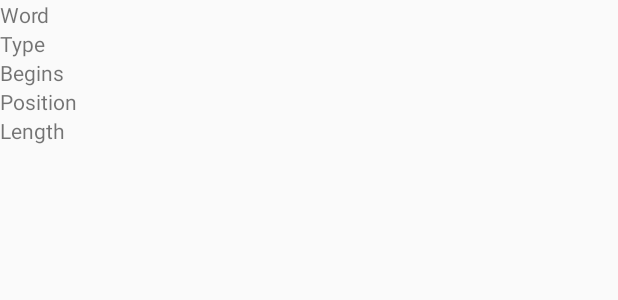
After one commit to sailsdima/Database, an Android app: the layout dialog_info_layout.xml on its own in the app's theme, with its tools: preview values and no code run, on a phone screen of 412 x 824 dp. The commit adds this screen. Shown: the top 300 px of the screen. Run offline under Robolectric (Android 15) with nearby library versions, the phone set to English and light mode, and no system bars.

Commit message:
Created dialog_info_layout.xml

```diff
--- a/app/src/main/java/com/example/sails/database/CheckActivity.java
+++ b/app/src/main/java/com/example/sails/database/CheckActivity.java
@@ -136,7 +136,10 @@ public class CheckActivity extends AppCompatActivity {
                 HashMap <String,String> hashMap = (HashMap <String,String>)listView.getItemAtPosition(i);
 
                 Log.d(LOG_TAG, hashMap.get("word") + "  " + hashMap.get("type") + "  " + hashMap.get("begins") + "  " + hashMap.get("length"));
-                }
+
+
+
+            }
         });
 
     }
--- /dev/null
+++ b/app/src/main/res/layout/dialog_info_layout.xml
@@ -0,0 +1,102 @@
+<?xml version="1.0" encoding="utf-8"?>
+<LinearLayout
+    xmlns:android="http://schemas.android.com/apk/res/android"
+    android:orientation="vertical"
+    android:layout_width="match_parent"
+    android:layout_height="match_parent">
+
+    <LinearLayout
+        android:orientation="horizontal"
+        android:layout_width="match_parent"
+        android:layout_height="wrap_content">
+
+        <TextView
+            android:layout_width="match_parent"
+            android:layout_height="wrap_content"
+            android:text="Word"
+            android:id="@+id/textViewDialog5"
+            android:layout_weight="1" />
+
+        <TextView
+            android:layout_width="match_parent"
+            android:layout_height="wrap_content"
+            android:id="@+id/textViewDialogWord"
+            android:layout_weight="1" />
+    </LinearLayout>
+
+    <LinearLayout
+        android:orientation="horizontal"
+        android:layout_width="match_parent"
+        android:layout_height="wrap_content" >
+
+        <TextView
+            android:layout_width="match_parent"
+            android:layout_height="wrap_content"
+            android:text="Type"
+            android:id="@+id/textView7"
+            android:layout_weight="1" />
+
+        <TextView
+            android:layout_width="match_parent"
+            android:layout_height="wrap_content"
+            android:id="@+id/textViewDialogType"
+            android:layout_weight="1" />
+    </LinearLayout>
+
+    <LinearLayout
+        android:orientation="horizontal"
+        android:layout_width="match_parent"
+        android:layout_height="wrap_content" >
+
+        <TextView
+            android:layout_width="match_parent"
+            android:layout_height="wrap_content"
+            android:text="Begins"
+            android:id="@+id/textView9"
+            android:layout_weight="1" />
+
+        <TextView
+            android:layout_width="match_parent"
+            android:layout_height="wrap_content"
+            android:id="@+id/textViewDialogBegins"
+            android:layout_weight="1" />
+    </LinearLayout>
+
+    <LinearLayout
+        android:orientation="horizontal"
+        android:layout_width="match_parent"
+        android:layout_height="wrap_content" >
+
+        <TextView
+            android:layout_width="match_parent"
+            android:layout_height="wrap_content"
+            android:text="Position"
+            android:id="@+id/textView11"
+            android:layout_weight="1" />
+
+        <TextView
+            android:layout_width="match_parent"
+            android:layout_height="wrap_content"
+            android:id="@+id/textViewDialogPosition"
+            android:layout_weight="1" />
+    </LinearLayout>
+
+    <LinearLayout
+        android:orientation="horizontal"
+        android:layout_width="match_parent"
+        android:layout_height="wrap_content" >
+
+        <TextView
+            android:layout_width="match_parent"
+            android:layout_height="wrap_content"
+            android:text="Length"
+            android:id="@+id/textView5"
+            android:layout_weight="1" />
+
+        <TextView
+            android:layout_width="match_parent"
+            android:layout_height="wrap_content"
+            android:id="@+id/textViewDialogLength"
+            android:layout_weight="1" />
+    </LinearLayout>
+</LinearLayout>
```
